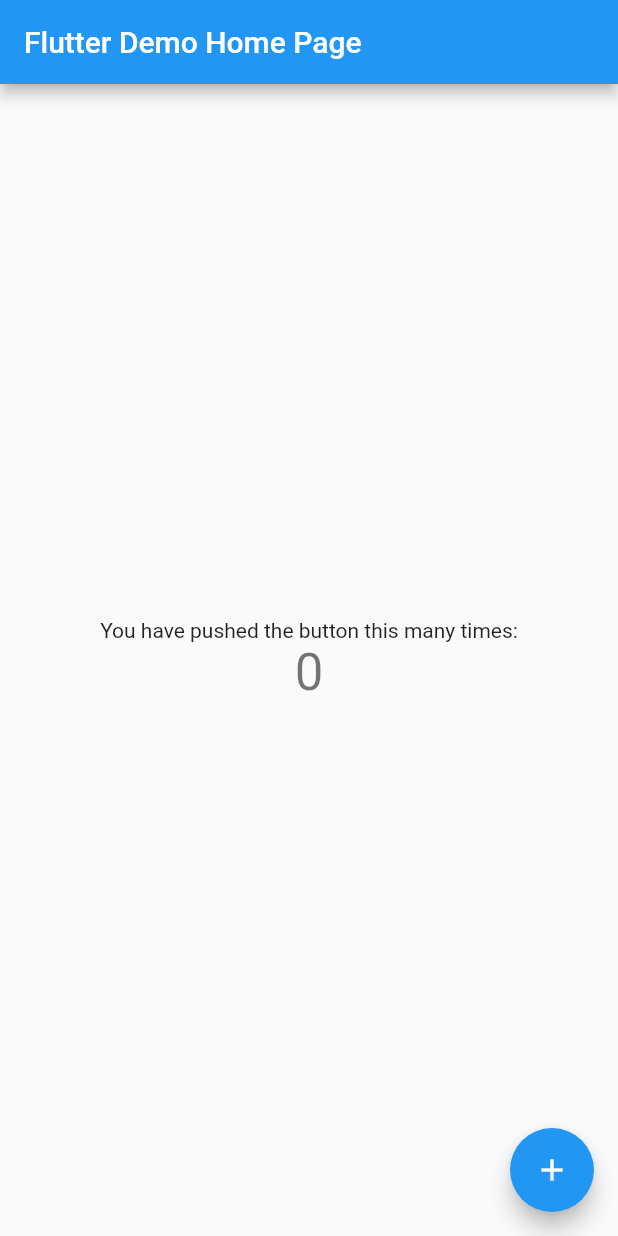
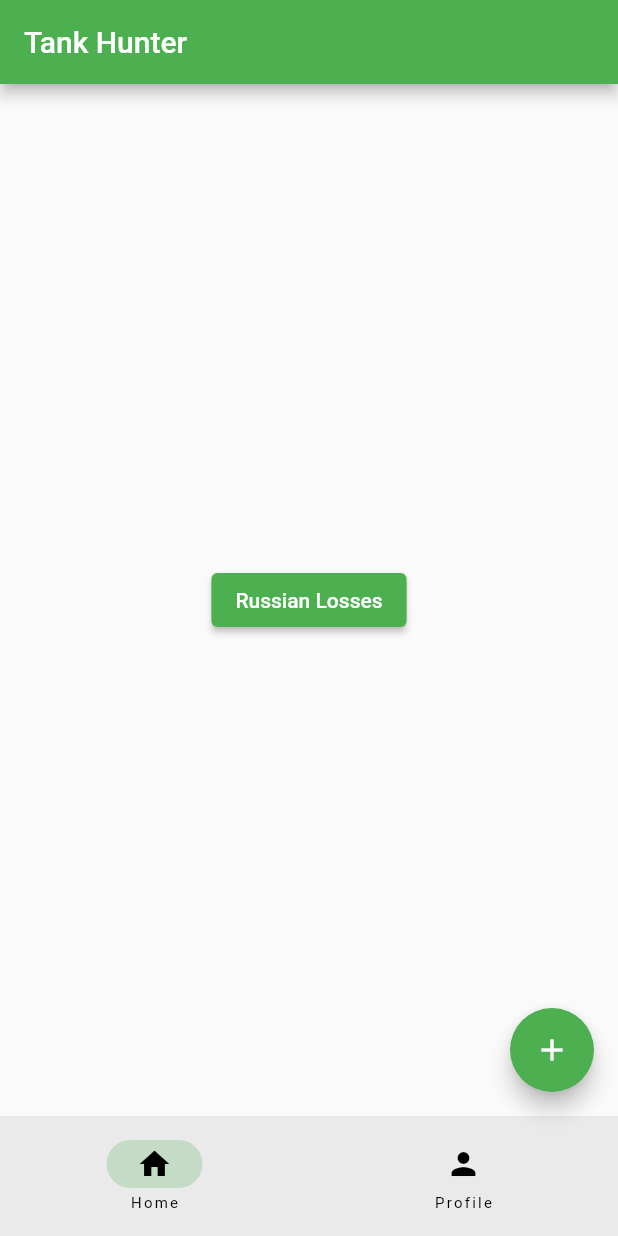
Before and after one commit to Igorkoff/TankHunter, a Flutter app: the screen it shows after launch, on a phone screen of 412 x 824 dp. Run offline on Flutter 3.47's test engine with Material 2 defaults, Android fonts, the phone set to English and light mode, and no system bars.

Commit message:
Layout Groundwork

```diff
--- /dev/null
+++ b/lib/home_page.dart
@@ -0,0 +1,24 @@
+import 'package:flutter/material.dart';
+import 'package:tank_hunter/russian_losses.dart';
+
+class HomePage extends StatelessWidget {
+  const HomePage({Key? key}) : super(key: key);
+
+  @override
+  Widget build(BuildContext context) {
+    return Center(
+      child: ElevatedButton(
+        onPressed: () {
+          Navigator.of(context).push(
+            MaterialPageRoute(
+              builder: (BuildContext context) {
+                return const RussianLossesPage();
+              },
+            ),
+          );
+        },
+        child: const Text('Russian Losses'),
+      ),
+    );
+  }
+}
--- a/lib/main.dart
+++ b/lib/main.dart
@@ -1,115 +1,62 @@
 import 'package:flutter/material.dart';
+import 'package:tank_hunter/home_page.dart';
+import 'package:tank_hunter/profile_page.dart';
 
 void main() {
-  runApp(const MyApp());
+  runApp(const TankHunter());
 }
 
-class MyApp extends StatelessWidget {
-  const MyApp({super.key});
+class TankHunter extends StatelessWidget {
+  const TankHunter({Key? key}) : super(key: key);
 
-  // This widget is the root of your application.
   @override
   Widget build(BuildContext context) {
     return MaterialApp(
-      title: 'Flutter Demo',
-      theme: ThemeData(
-        // This is the theme of your application.
-        //
-        // Try running your application with "flutter run". You'll see the
-        // application has a blue toolbar. Then, without quitting the app, try
-        // changing the primarySwatch below to Colors.green and then invoke
-        // "hot reload" (press "r" in the console where you ran "flutter run",
-        // or simply save your changes to "hot reload" in a Flutter IDE).
-        // Notice that the counter didn't reset back to zero; the application
-        // is not restarted.
-        primarySwatch: Colors.blue,
-      ),
-      home: const MyHomePage(title: 'Flutter Demo Home Page'),
+      debugShowCheckedModeBanner: false,
+      theme: ThemeData(primarySwatch: Colors.green),
+      home: const RootPage(),
     );
   }
 }
 
-class MyHomePage extends StatefulWidget {
-  const MyHomePage({super.key, required this.title});
-
-  // This widget is the home page of your application. It is stateful, meaning
-  // that it has a State object (defined below) that contains fields that affect
-  // how it looks.
-
-  // This class is the configuration for the state. It holds the values (in this
-  // case the title) provided by the parent (in this case the App widget) and
-  // used by the build method of the State. Fields in a Widget subclass are
-  // always marked "final".
-
-  final String title;
+class RootPage extends StatefulWidget {
+  const RootPage({Key? key}) : super(key: key);
 
   @override
-  State<MyHomePage> createState() => _MyHomePageState();
+  State<RootPage> createState() => _RootPageState();
 }
 
-class _MyHomePageState extends State<MyHomePage> {
-  int _counter = 0;
-
-  void _incrementCounter() {
-    setState(() {
-      // This call to setState tells the Flutter framework that something has
-      // changed in this State, which causes it to rerun the build method below
-      // so that the display can reflect the updated values. If we changed
-      // _counter without calling setState(), then the build method would not be
-      // called again, and so nothing would appear to happen.
-      _counter++;
-    });
-  }
-
+class _RootPageState extends State<RootPage> {
+  int currentPage = 0;
+  List<Widget> pages = const [
+    HomePage(),
+    ProfilePage(),
+  ];
   @override
   Widget build(BuildContext context) {
-    // This method is rerun every time setState is called, for instance as done
-    // by the _incrementCounter method above.
-    //
-    // The Flutter framework has been optimized to make rerunning build methods
-    // fast, so that you can just rebuild anything that needs updating rather
-    // than having to individually change instances of widgets.
     return Scaffold(
       appBar: AppBar(
-        // Here we take the value from the MyHomePage object that was created by
-        // the App.build method, and use it to set our appbar title.
-        title: Text(widget.title),
+        title: const Text('Tank Hunter'),
       ),
-      body: Center(
-        // Center is a layout widget. It takes a single child and positions it
-        // in the middle of the parent.
-        child: Column(
-          // Column is also a layout widget. It takes a list of children and
-          // arranges them vertically. By default, it sizes itself to fit its
-          // children horizontally, and tries to be as tall as its parent.
-          //
-          // Invoke "debug painting" (press "p" in the console, choose the
-          // "Toggle Debug Paint" action from the Flutter Inspector in Android
-          // Studio, or the "Toggle Debug Paint" command in Visual Studio Code)
-          // to see the wireframe for each widget.
-          //
-          // Column has various properties to control how it sizes itself and
-          // how it positions its children. Here we use mainAxisAlignment to
-          // center the children vertically; the main axis here is the vertical
-          // axis because Columns are vertical (the cross axis would be
-          // horizontal).
-          mainAxisAlignment: MainAxisAlignment.center,
-          children: <Widget>[
-            const Text(
-              'You have pushed the button this many times:',
-            ),
-            Text(
-              '$_counter',
-              style: Theme.of(context).textTheme.headlineMedium,
-            ),
-          ],
-        ),
+      body: pages[currentPage],
+      floatingActionButton: FloatingActionButton(
+        onPressed: () {
+          debugPrint('Floating Action Button');
+        },
+        child: const Icon(Icons.add),
       ),
-      floatingActionButton: FloatingActionButton(
-        onPressed: _incrementCounter,
-        tooltip: 'Increment',
-        child: const Icon(Icons.add),
-      ), // This trailing comma makes auto-formatting nicer for build methods.
+      bottomNavigationBar: NavigationBar(
+        destinations: const [
+          NavigationDestination(icon: Icon(Icons.home), label: 'Home'),
+          NavigationDestination(icon: Icon(Icons.person), label: 'Profile'),
+        ],
+        onDestinationSelected: (int index) {
+          setState(() {
+            currentPage = index;
+          });
+        },
+        selectedIndex: currentPage,
+      ),
     );
   }
 }
```
Also changed, not shown: lib/profile_page.dart (added, +24 -0 lines), lib/russian_losses.dart (added, +19 -0 lines).
